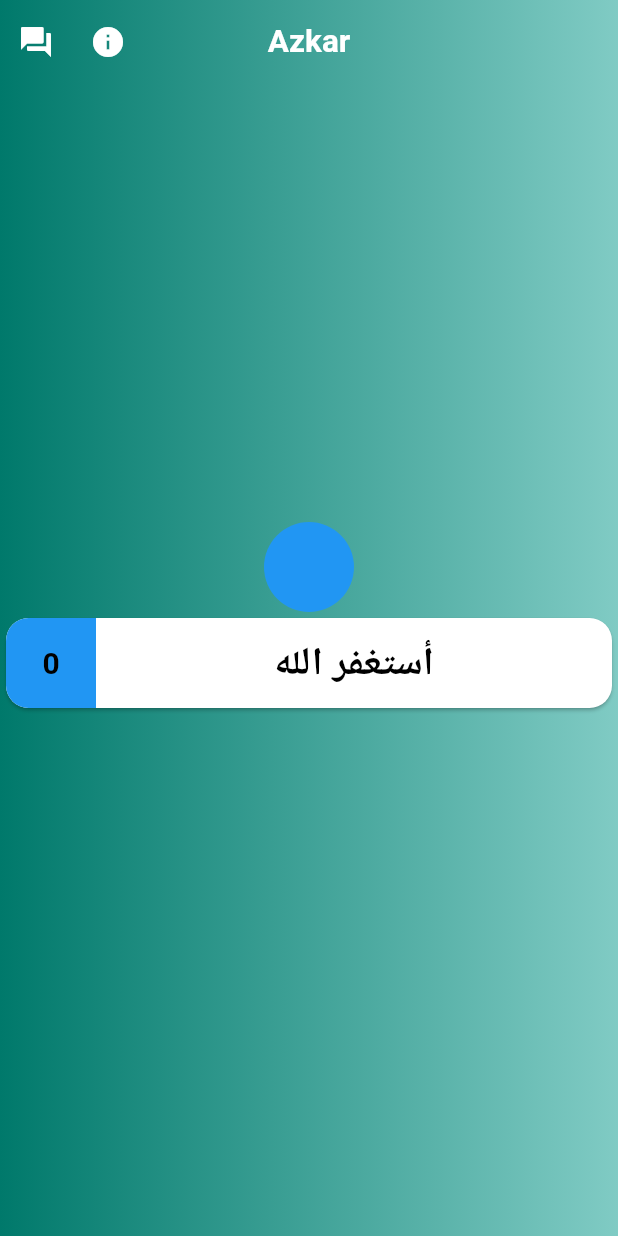
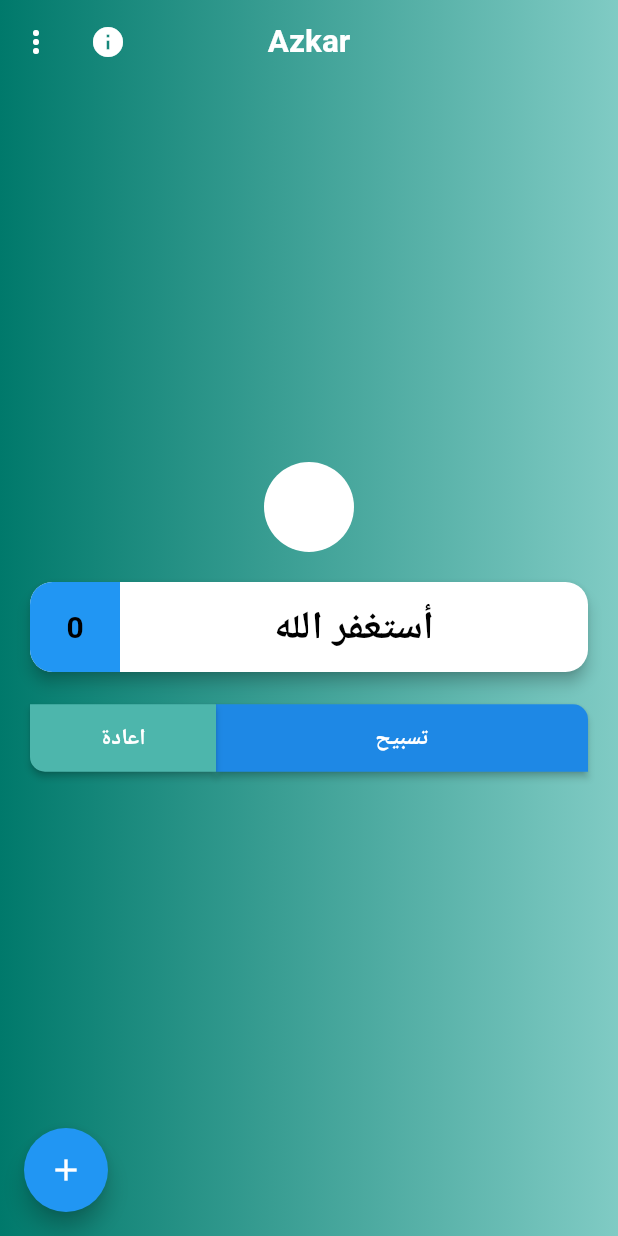
Before and after one commit to MaiOkasha/VP12-AzkarApp_Mai, a Flutter app: the screen it shows after launch, on a phone screen of 412 x 824 dp. Run offline on Flutter 3.47's test engine with Material 2 defaults, Android fonts, the phone set to English and light mode, and no system bars.

Commit message:
commit - azkar-app

```diff
--- a/lib/screens/azkar_screen.dart
+++ b/lib/screens/azkar_screen.dart
@@ -10,9 +10,18 @@ class AzkarScreen extends StatefulWidget {
 }
 
 class _AzkarScreenState extends State<AzkarScreen> {
+  int _counter=0;
+  String _content='أستغفر الله';
   @override
   Widget build(BuildContext context) {
     return Scaffold(
+      floatingActionButton: FloatingActionButton(onPressed: (){
+        setState(() {
+          ++_counter;
+        });
+      },
+        child: Icon(Icons.add),
+      ),
       extendBodyBehindAppBar: true,
       appBar: AppBar(
         backgroundColor: Colors.transparent,
@@ -29,19 +38,44 @@ class _AzkarScreenState extends State<AzkarScreen> {
             );
           }, icon: Icon(Icons.info)
           ),
-          IconButton(
-            onPressed: (){
-              Navigator.push(context,
-                  MaterialPageRoute(builder: (context) => AboutAppScreen(message: 'About App',),));
+
+          PopupMenuButton<String>(
+            onSelected: (value){
+              if(_content!= value){
+                setState(() {
+                  _content=value;
+                  _counter=0;
+                });
+              }
+            },
+              itemBuilder: (context){
+            return[
+              PopupMenuItem(
+                child: Text('أستغفر الله'),
+                value: 'أستغفر الله',
+                height: 30,
+              ),
+    PopupMenuDivider(),
+
+              PopupMenuItem(child: Text('الحمدلله'),
+                 value: 'الجمدلله',
+                height: 30,
+             ),
+              PopupMenuDivider(),
+              PopupMenuItem(child: Text('سبحان الله'),
+                  value: 'سبحان الله',
+                height: 30,
+             ),
+            ];
+          }
+          ),
+
+],
+
+          ),
 
 
-            },
-              icon: Icon(Icons.question_answer),
-          )
 
-        ],
-
-      ),
       body: Container(
         decoration: BoxDecoration(
           gradient: LinearGradient(
@@ -51,6 +85,7 @@ class _AzkarScreenState extends State<AzkarScreen> {
             ]
           )
         ),
+        padding: EdgeInsets.symmetric(horizontal: 20),
         child: Column(
           mainAxisAlignment: MainAxisAlignment.center,
           children: [
@@ -58,19 +93,24 @@ class _AzkarScreenState extends State<AzkarScreen> {
               width: 60,
               height: 60,
               decoration: const BoxDecoration(
-                color: Colors.blue,
+                color: Colors.white,
                 shape: BoxShape.circle,
 
+
               ),
+              margin: const EdgeInsetsDirectional.only(bottom: 20),
             ),
             Card(
+              margin: const EdgeInsetsDirectional.only(bottom: 20),
+              elevation: 4,
               shape: RoundedRectangleBorder(
                 borderRadius: BorderRadius.circular(15),
               ),
               clipBehavior: Clip.antiAlias,
               child: Row(
                 children: [
-                          Expanded(child: Text('أستغفر الله',
+                           Expanded(child:
+                          Text(_content,
                             textAlign: TextAlign.center,
                             style: TextStyle(
                               color: Colors.black,
@@ -86,8 +126,8 @@ class _AzkarScreenState extends State<AzkarScreen> {
                     alignment: Alignment.center,
 
                     child: Text(
-                      '0',
-                      style: TextStyle(
+                      _counter.toString(),
+                      style: const TextStyle(
                         color: Colors.black,
                         fontWeight: FontWeight.bold,
                         fontSize: 20,
@@ -99,7 +139,48 @@ class _AzkarScreenState extends State<AzkarScreen> {
 
                         ],
                       ),
-            )],
+            ),
+          Row(
+            children: [
+              Expanded(
+                flex: 2,
+                child: ElevatedButton(
+                 onPressed: (){
+                   setState(() {
+                     ++_counter;
+                   });
+                   print('Counter: $_counter');
+                 },
+                child: Text('تسبيح'),
+                  style: ElevatedButton.styleFrom(
+                    primary: Colors.blue.shade600,
+                    minimumSize: const Size(0,45),
+                    shape: const RoundedRectangleBorder(
+                      borderRadius: BorderRadiusDirectional.only(topStart: Radius.circular(10)),
+                    )
+                  ),
+              ),
+              ),
+              Expanded(child: ElevatedButton(
+                onPressed: (){
+                  setState(() {
+                    _counter=0;
+                  });
+                },
+                child: const Text('اعادة'),
+                style: ElevatedButton.styleFrom(
+                  primary: Colors.teal.shade300,
+                  minimumSize: const Size(0, 45),
+                  shape: const RoundedRectangleBorder(
+                    borderRadius: BorderRadiusDirectional.only(bottomEnd: Radius.circular(10))
+                  )
+                ),
+
+              ),
+              ),
+            ],
+          ),
+        ],
                   ),
 
               ),
```
